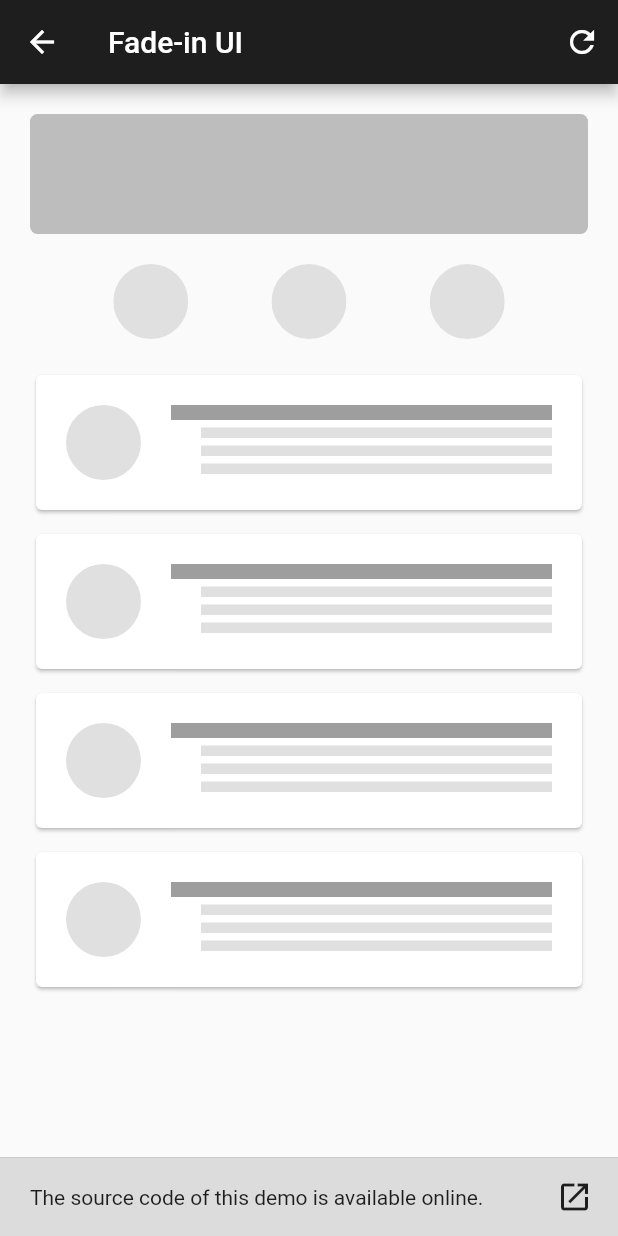
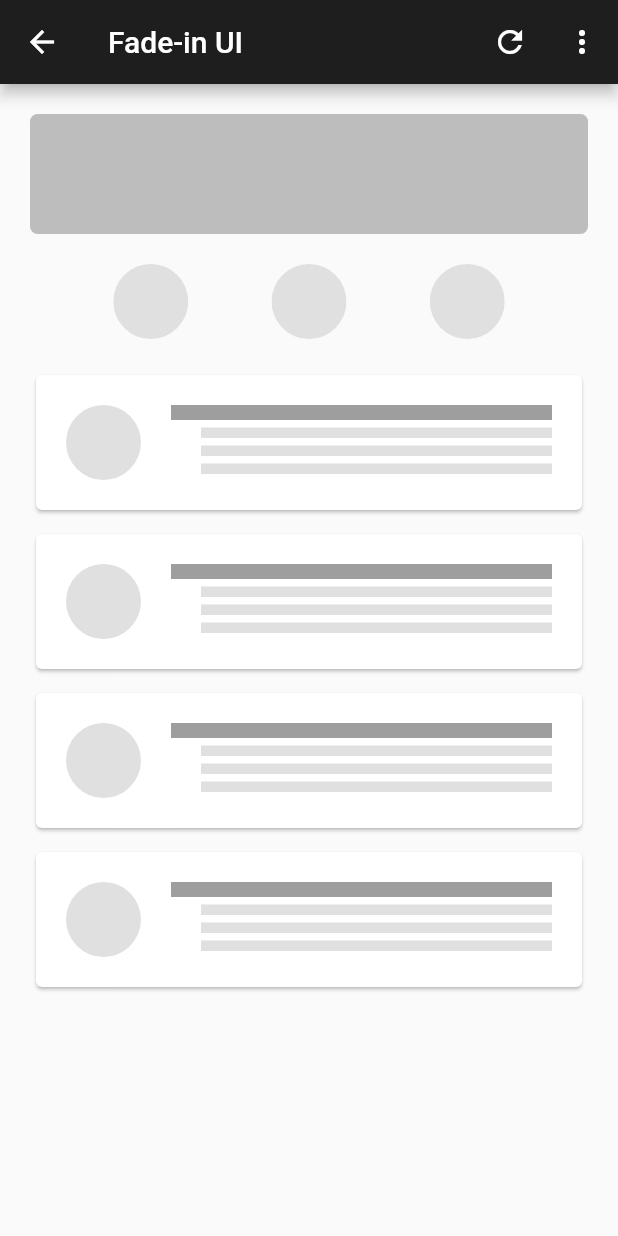
Before and after one commit to ericodex/simple_animations_example_app, a Flutter app: the ExamplePage screen opened directly, on a phone screen of 412 x 824 dp. Run offline on Flutter 3.47's test engine with Material 2 defaults, Android fonts, the phone set to English and light mode, and no system bars; our stand-ins replace simple_animations.

Commit message:
Particle background (#2)
* example page hides source code inside a more menu

* added approach for particle effect

* working on Rendering widget

* added animation class to render particle background

* added animation class to render particle background #2

* added fast forward by modifying the start time

* removed separator from bottom of an example page

* simplified example

* typo

* prepare using rendering and animation progress from simple_animations package

* updated dependencies

* added todo annotations

```diff
--- a/lib/examples/fade-in-ui.dart
+++ b/lib/examples/fade-in-ui.dart
@@ -2,6 +2,7 @@ import 'package:flutter/material.dart';
 import 'package:simple_animations/simple_animations.dart';
 import 'package:simple_animations_example_app/widgets/example_page.dart';
 
+// TODO fix file name
 class FadeInUi extends StatelessWidget {
   @override
   Widget build(BuildContext context) {
--- a/lib/examples/fancy-background.dart
+++ b/lib/examples/fancy-background.dart
@@ -4,6 +4,7 @@ import 'package:flutter/material.dart';
 import 'package:simple_animations/simple_animations.dart';
 import 'package:simple_animations_example_app/widgets/example_page.dart';
 
+// TODO fix file name
 class FancyBackgroundApp extends StatelessWidget {
   @override
   Widget build(BuildContext context) {
--- a/lib/examples/switchlike-checkbox.dart
+++ b/lib/examples/switchlike-checkbox.dart
@@ -4,6 +4,7 @@ import 'package:flutter/material.dart';
 import 'package:simple_animations/simple_animations.dart';
 import 'package:simple_animations_example_app/widgets/example_page.dart';
 
+// TODO fix file name
 class ExampleForm extends StatefulWidget {
   @override
   _ExampleFormState createState() => _ExampleFormState();
--- a/lib/examples_configuration.dart
+++ b/lib/examples_configuration.dart
@@ -1,6 +1,7 @@
 import 'package:flutter/widgets.dart';
 import 'package:simple_animations_example_app/examples/fade-in-ui.dart';
 import 'package:simple_animations_example_app/examples/fancy-background.dart';
+import 'package:simple_animations_example_app/examples/particle-background.dart';
 import 'package:simple_animations_example_app/examples/rainbow_circle.dart';
 import 'package:simple_animations_example_app/examples/switchlike-checkbox.dart';
 import 'package:simple_animations_example_app/examples/typewriter_box.dart';
@@ -22,6 +23,9 @@ ExamplesConfiguration getExamplesConfiguration() {
       name: "Fancy Background", builder: (context) => FancyBackgroundDemo()));
   configuration.add(ExampleItem(
       name: "Load Stuff Button", builder: (context) => LoadStuffButtonDemo()));
+  configuration.add(ExampleItem(
+      name: "Particle Background",
+      builder: (context) => ParticleBackgroundDemo()));
 
   return configuration;
 }
--- a/lib/widgets/example_page.dart
+++ b/lib/widgets/example_page.dart
@@ -37,33 +37,6 @@ class _ExamplePageState extends State<ExamplePage> {
           crossAxisAlignment: CrossAxisAlignment.start,
           children: <Widget>[
             Expanded(child: _buildPage(context)),
-            Container(
-              height: 0.5,
-              color: Colors.black26,
-            ),
-            _linkToSourceCode(),
-          ],
-        ),
-      ),
-    );
-  }
-
-  Widget _linkToSourceCode() {
-    return Container(
-      alignment: Alignment.topCenter,
-      color: Color.fromARGB(255, 220, 220, 220),
-      child: Padding(
-        padding: EdgeInsets.fromLTRB(20, 2, 5, 2),
-        child: Row(
-          children: <Widget>[
-            Expanded(
-                child:
-                    Text("The source code of this demo is available online.")),
-            IconButton(
-              icon: Icon(Icons.open_in_new),
-              onPressed: _openSource,
-              splashColor: Colors.transparent,
-            )
           ],
         ),
       ),
@@ -73,8 +46,30 @@ class _ExamplePageState extends State<ExamplePage> {
   AppBar _appbar() {
     return AppBar(
       title: Text(widget.title),
-      actions: <Widget>[
-        IconButton(
+      actions: <Widget>[_reloadExampleButton(), _moreMenu()],
+    );
+  }
+
+  PopupMenuButton _moreMenu() {
+    return PopupMenuButton<_MoreMenuResult>(
+      onSelected: (itemClicked) {
+        if (itemClicked == _MoreMenuResult.SHOW_SOURCE_CODE) {
+          _openSource();
+        }
+      },
+      itemBuilder: (context) {
+        return [
+          PopupMenuItem(
+            value: _MoreMenuResult.SHOW_SOURCE_CODE,
+            child: Text("View source code"),
+          )
+        ];
+      },
+    );
+  }
+
+  IconButton _reloadExampleButton() {
+    return IconButton(
       onPressed: () => setState(() {
             renderBuilder = false;
             Future.delayed(Duration(milliseconds: 200)).then((_) {
@@ -85,8 +80,6 @@ class _ExamplePageState extends State<ExamplePage> {
         Icons.refresh,
         color: Colors.white,
       ),
-        )
-      ],
     );
   }
 
@@ -105,3 +98,5 @@ class _ExamplePageState extends State<ExamplePage> {
     }
   }
 }
+
+enum _MoreMenuResult { SHOW_SOURCE_CODE }
--- a/pubspec.yaml
+++ b/pubspec.yaml
@@ -11,7 +11,7 @@ description: Flutter app demonstrating simple_animations in action.
 # In iOS, build-name is used as CFBundleShortVersionString while build-number used as CFBundleVersion.
 # Read more about iOS versioning at
 # https://developer.apple.com/library/archive/documentation/General/Reference/InfoPlistKeyReference/Articles/CoreFoundationKeys.html
-version: 1.0.1+2
+version: 1.0.2+3
 
 environment:
   sdk: ">=2.1.0 <3.0.0"
@@ -19,7 +19,7 @@ environment:
 dependencies:
   flutter:
     sdk: flutter
-  simple_animations: ^1.1.0
+  simple_animations: ^1.2.0
   url_launcher: ^5.0.2
 
   # The following adds the Cupertino Icons font to your application.
```
Also changed, not shown: lib/examples/particle-background.dart (added, +169 -0 lines), pubspec.lock. Lines whose indentation alone changed are shown as unchanged.
